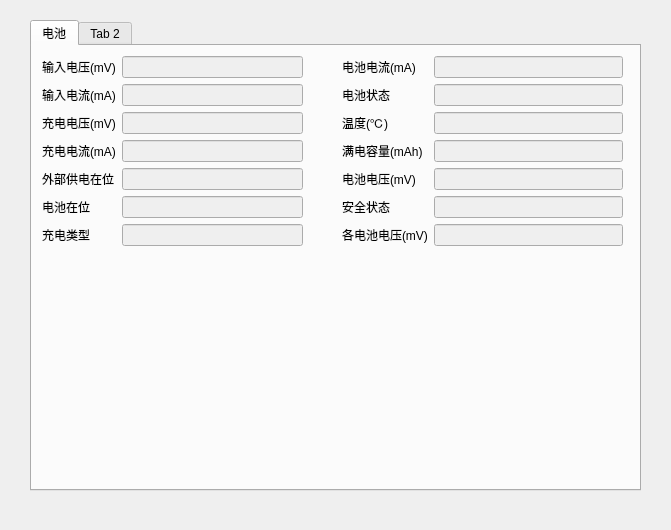
This is ui/deviceinfo.ui in kdjyljh/remogui as Qt 5 draws it before an edit. The edited form follows.
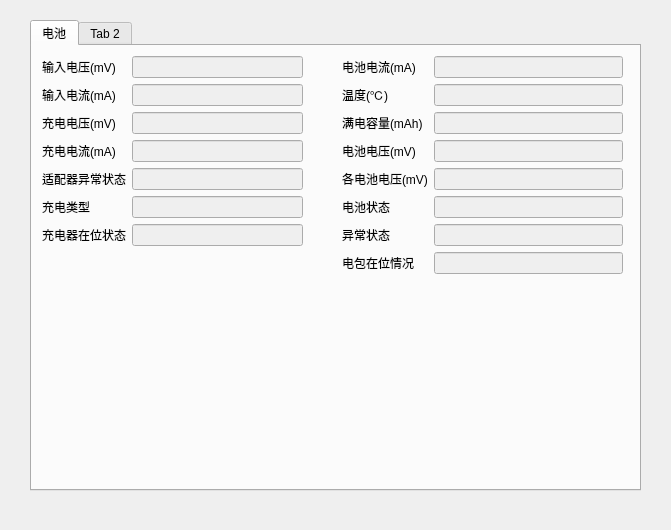
This is the edited form.

```diff
--- a/ui/deviceinfo.ui
+++ b/ui/deviceinfo.ui
@@ -98,7 +98,7 @@
       <item row="4" column="0">
        <widget class="QLabel" name="Label">
         <property name="text">
-         <string>外部供电在位</string>
+         <string>适配器异常状态</string>
         </property>
        </widget>
       </item>
@@ -112,31 +112,31 @@
       <item row="5" column="0">
        <widget class="QLabel" name="Label_2">
         <property name="text">
-         <string>电池在位</string>
-        </property>
-       </widget>
-      </item>
-      <item row="5" column="1">
-       <widget class="QLineEdit" name="LineEdit_Battery_Present">
-        <property name="enabled">
-         <bool>false</bool>
-        </property>
-       </widget>
-      </item>
-      <item row="6" column="0">
-       <widget class="QLabel" name="Label_6">
-        <property name="text">
          <string>充电类型</string>
         </property>
        </widget>
       </item>
-      <item row="6" column="1">
+      <item row="5" column="1">
        <widget class="QLineEdit" name="LineEdit_Charge_Type">
         <property name="enabled">
          <bool>false</bool>
         </property>
        </widget>
       </item>
+      <item row="6" column="0">
+       <widget class="QLabel" name="Label_6">
+        <property name="text">
+         <string>充电器在位状态</string>
+        </property>
+       </widget>
+      </item>
+      <item row="6" column="1">
+       <widget class="QLineEdit" name="LineEdit_Charge_Present">
+        <property name="enabled">
+         <bool>false</bool>
+        </property>
+       </widget>
+      </item>
      </layout>
     </widget>
     <widget class="QWidget" name="formLayoutWidget_3">
@@ -145,7 +145,7 @@
        <x>310</x>
        <y>10</y>
        <width>281</width>
-       <height>213</height>
+       <height>261</height>
       </rect>
      </property>
      <layout class="QFormLayout" name="formLayout_3">
@@ -164,89 +164,103 @@
        </widget>
       </item>
       <item row="1" column="0">
-       <widget class="QLabel" name="Label_3">
-        <property name="text">
-         <string>电池状态</string>
-        </property>
-       </widget>
-      </item>
-      <item row="1" column="1">
-       <widget class="QLineEdit" name="LineEdit_BatteryStatus">
-        <property name="enabled">
-         <bool>false</bool>
-        </property>
-       </widget>
-      </item>
-      <item row="2" column="0">
        <widget class="QLabel" name="Label_4">
         <property name="text">
          <string>温度(℃)</string>
         </property>
        </widget>
       </item>
-      <item row="2" column="1">
+      <item row="1" column="1">
        <widget class="QLineEdit" name="LineEdit_BatteryTemperature">
         <property name="enabled">
          <bool>false</bool>
         </property>
        </widget>
       </item>
-      <item row="3" column="0">
+      <item row="2" column="0">
        <widget class="QLabel" name="mAhLabel">
         <property name="text">
          <string>满电容量(mAh)</string>
         </property>
        </widget>
       </item>
-      <item row="3" column="1">
+      <item row="2" column="1">
        <widget class="QLineEdit" name="LineEdit_BatteryChargeFull">
         <property name="enabled">
          <bool>false</bool>
         </property>
        </widget>
       </item>
-      <item row="4" column="0">
+      <item row="3" column="0">
        <widget class="QLabel" name="mVLabel_4">
         <property name="text">
          <string>电池电压(mV)</string>
         </property>
        </widget>
       </item>
-      <item row="4" column="1">
+      <item row="3" column="1">
        <widget class="QLineEdit" name="LineEdit_BatteryVoltage">
         <property name="enabled">
          <bool>false</bool>
         </property>
        </widget>
       </item>
-      <item row="5" column="0">
-       <widget class="QLabel" name="Label_5">
-        <property name="text">
-         <string>安全状态</string>
-        </property>
-       </widget>
-      </item>
-      <item row="5" column="1">
-       <widget class="QLineEdit" name="LineEdit_BatteryHealth">
-        <property name="enabled">
-         <bool>false</bool>
-        </property>
-       </widget>
-      </item>
-      <item row="6" column="0">
+      <item row="4" column="0">
        <widget class="QLabel" name="mVLabel_3">
         <property name="text">
          <string>各电池电压(mV)</string>
         </property>
        </widget>
       </item>
-      <item row="6" column="1">
+      <item row="4" column="1">
        <widget class="QLineEdit" name="LineEdit_BatteryCellVoltage">
         <property name="enabled">
          <bool>false</bool>
         </property>
        </widget>
       </item>
+      <item row="5" column="0">
+       <widget class="QLabel" name="Label_3">
+        <property name="text">
+         <string>电池状态</string>
+        </property>
+       </widget>
+      </item>
+      <item row="5" column="1">
+       <widget class="QLineEdit" name="LineEdit_BatteryStatus">
+        <property name="enabled">
+         <bool>false</bool>
+        </property>
+       </widget>
+      </item>
+      <item row="6" column="0">
+       <widget class="QLabel" name="Label_5">
+        <property name="text">
+         <string>异常状态</string>
+        </property>
+       </widget>
+      </item>
+      <item row="6" column="1">
+       <widget class="QLineEdit" name="LineEdit_BatteryHealth">
+        <property name="enabled">
+         <bool>false</bool>
+        </property>
+       </widget>
+      </item>
+      <item row="7" column="0">
+       <widget class="QLabel" name="Label_7">
+        <property name="text">
+         <string>电包在位情况</string>
+        </property>
+       </widget>
+      </item>
+      <item row="7" column="1">
+       <widget class="QLineEdit" name="LineEdit_BatteryPresent">
+        <property name="enabled">
+         <bool>false</bool>
+        </property>
+       </widget>
+      </item>
      </layout>
     </widget>
    </widget>
```
Left out of the diff: 2 changed lines with no effect on the pictures.
